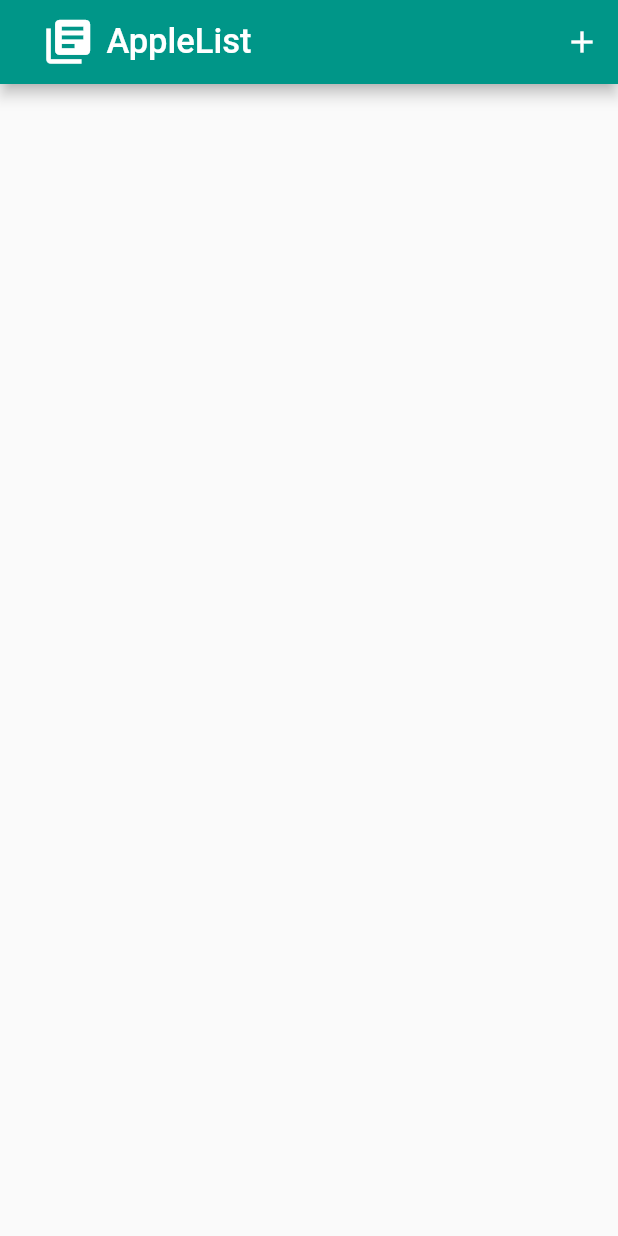
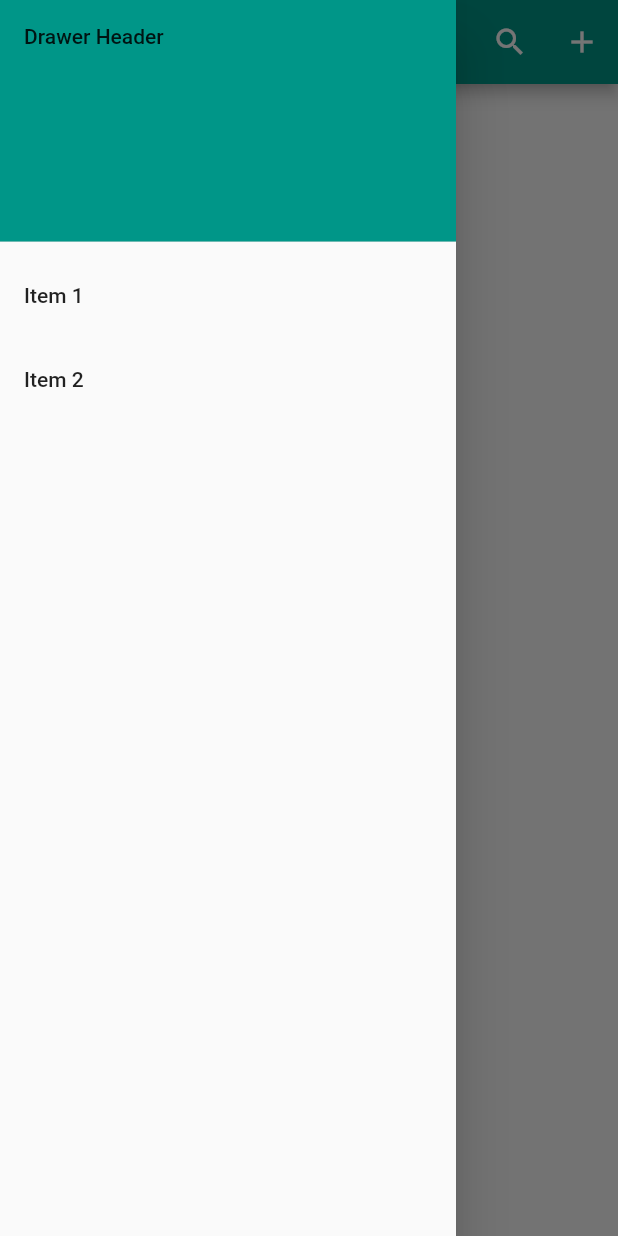
Before and after one commit to AppleMango23/flutterTodolist, a Flutter app: the screen it shows after launch, with the side drawer open (before the commit the screen has no drawer), on a phone screen of 412 x 824 dp. Run offline on Flutter 3.47's test engine with Material 2 defaults, Android fonts, the light colour scheme and no system bars; our stand-ins replace firebase_database; accounts and stored records are empty.

Commit message:
added menu

```diff
--- a/lib/main.dart
+++ b/lib/main.dart
@@ -142,11 +142,13 @@ class _MyCustomFormState extends State<MyCustomForm> {
             // shape: RoundedRectangleBorder(
             // borderRadius: BorderRadius.circular(20)),
             onPressed: () {
+                // setState(() {});
                 cats.remove(textDelete);
                 checkRecord();
                 databaseReference.child('posts/'+textDelete).remove();
                 Navigator.of(context).pop();
                 trigerSnackBar('Deleted a list!');
+
               },
           ),
           ],
@@ -160,14 +162,16 @@ class _MyCustomFormState extends State<MyCustomForm> {
       action: SnackBarAction(
         label: 'Cancel',textColor: Colors.white,
         onPressed: () {
-
+          // Some code to undo the change.
         },
       ),
       backgroundColor: Colors.teal
       );
     Scaffold.of(context).showSnackBar(snackBar);
     Timer(Duration(seconds: 9), () {
+      print(wordsToDisplay);
       Scaffold.of(context).hideCurrentSnackBar();
+
     });
   }
 
@@ -303,9 +307,18 @@ class _MyCustomFormState extends State<MyCustomForm> {
     cats.clear();
     dogs.clear();
 
+
+
     databaseReference.child('posts/').once().then((DataSnapshot snapshot) {
-     Map<dynamic, dynamic> fridgesDs = snapshot.value;
-        fridgesDs.forEach((key, value) {
+    Map<dynamic, dynamic> fridgesDs = snapshot.value;
+
+    if(fridgesDs == null){
+      setState(() {
+        //refresh the screen
+      });
+    }
+    else{
+      fridgesDs.forEach((key, value) {
           //This one need to work with setstate so that it will render once
           setState(() {
             cats.addAll({key:value['description']});
@@ -313,7 +326,11 @@ class _MyCustomFormState extends State<MyCustomForm> {
           });
 
         });
-  });
+    }
+
+    });
+
+
   }
 
   Map<String, String> cats = {};
@@ -339,6 +356,12 @@ class _MyCustomFormState extends State<MyCustomForm> {
           onPressed: null,
         ),
         actions: <Widget>[
+          IconButton(
+              icon: Icon(Icons.search),
+              onPressed: () {
+                testing(context);
+
+              },),
           Builder(
         builder: (context) =>
             // action button
@@ -348,16 +371,53 @@ class _MyCustomFormState extends State<MyCustomForm> {
                 testing(context);
 
               },
+
             ),
             // action button
-          )
+          ),
+
           ],
       ),
+      drawer: Drawer(
+        // Add a ListView to the drawer. This ensures the user can scroll
+        // through the options in the drawer if there isn't enough vertical
+        // space to fit everything.
+        child: ListView(
+          // Important: Remove any padding from the ListView.
+          padding: EdgeInsets.zero,
+          children: <Widget>[
+            DrawerHeader(
+              child: Text('Drawer Header'),
+              decoration: BoxDecoration(
+                color: Colors.teal,
+              ),
+            ),
+            ListTile(
+              title: Text('Item 1'),
+              onTap: () {
+                // Update the state of the app
+                // ...
+                // Then close the drawer
+                Navigator.pop(context);
+              },
+            ),
+            ListTile(
+              title: Text('Item 2'),
+              onTap: () {
+                // Update the state of the app
+                // ...
+                // Then close the drawer
+                Navigator.pop(context);
+              },
+            ),
+          ],
+        ),
+      ),
+
       body: Padding(
         padding: const EdgeInsets.all(15.0),
         child: Column(
           children: <Widget>[
-
             Expanded(
               child: ListView.builder(
                 itemCount: cats.length,
```
